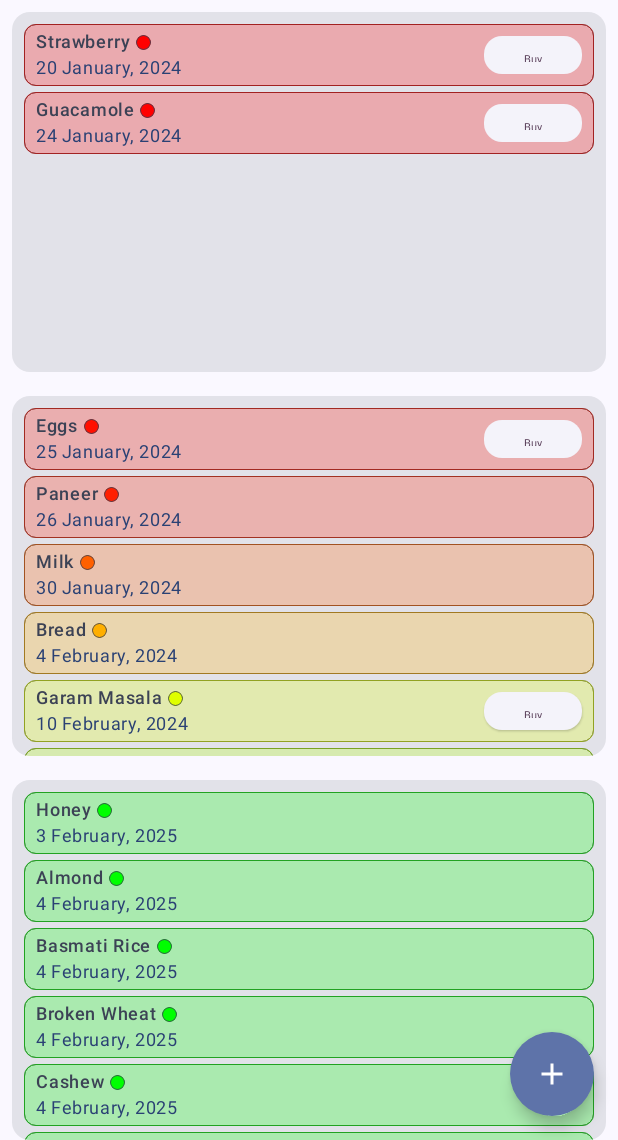
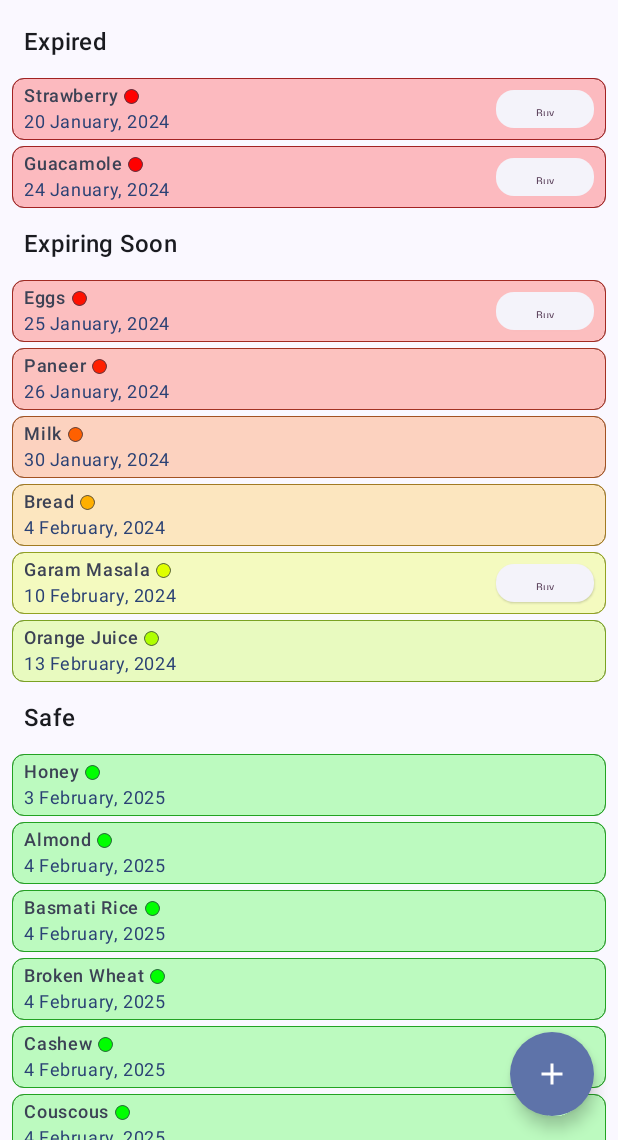
Before and after one commit to zocasa/ExpiryTracker, an Android app built with Jetpack Compose: the screen it shows after launch (MainActivity), on a phone screen of 412 x 824 dp, the part 96-1236 px from its top. Run offline under Robolectric (Android 15) with nearby library versions, the phone set to English and light mode, and no system bars.

```diff
--- a/app/src/main/java/com/example/expirytracker/MainActivity.kt
+++ b/app/src/main/java/com/example/expirytracker/MainActivity.kt
@@ -9,7 +9,6 @@ import androidx.compose.foundation.border
 import androidx.compose.foundation.layout.Arrangement
 import androidx.compose.foundation.layout.Box
 import androidx.compose.foundation.layout.Column
-import androidx.compose.foundation.layout.ExperimentalLayoutApi
 import androidx.compose.foundation.layout.PaddingValues
 import androidx.compose.foundation.layout.Row
 import androidx.compose.foundation.layout.Spacer
@@ -21,12 +20,9 @@ import androidx.compose.foundation.layout.size
 import androidx.compose.foundation.layout.width
 import androidx.compose.foundation.lazy.LazyColumn
 import androidx.compose.foundation.lazy.items
-import androidx.compose.foundation.rememberScrollState
 import androidx.compose.foundation.shape.CircleShape
-import androidx.compose.foundation.verticalScroll
 import androidx.compose.material.icons.Icons
 import androidx.compose.material.icons.filled.Add
-import androidx.compose.material3.Card
 import androidx.compose.material3.ElevatedButton
 import androidx.compose.material3.ExperimentalMaterial3Api
 import androidx.compose.material3.FloatingActionButton
@@ -91,16 +87,7 @@ fun App() {
                 topBar = { AppTopBar() },
                 floatingActionButton = { AddItemFloatingActionButton() }
             ) {
-                innerPadding ->
-                run {
-                    Column(
-                        modifier = Modifier
-                            .padding(innerPadding)
-                            .verticalScroll(rememberScrollState())
-                    ) {
-                        ItemList(SampleItemList.itemList, WARNING_DAYS, SAFE_DAYS)
-                    }
-                }
+                innerPadding -> ItemList(SampleItemList.itemList, WARNING_DAYS, SAFE_DAYS, innerPadding)
             }
         }
     }
@@ -133,7 +120,7 @@ fun AddItemFloatingActionButton() {
 }
 
 @Composable
-fun ItemList(itemInfoList: List<ItemInfo>, warningDays: Int, safeDays: Int) {
+fun ItemList(itemInfoList: List<ItemInfo>, warningDays: Int, safeDays: Int, innerPadding: PaddingValues) {
 //    val currentTime = LocalDate.now()
     val currentTime = LocalDate.of(2024, 1, 25)
 
@@ -146,27 +133,45 @@ fun ItemList(itemInfoList: List<ItemInfo>, warningDays: Int, safeDays: Int) {
     val expiringSoonItemList = getItemsBetweenDays(itemInfoList, 0, safeDays - 1L)
     val safeItemList = getItemsBetweenDays(itemInfoList, safeDays.toLong())
 
-    CategoryCard(expiredItemList)
-    CategoryCard(expiringSoonItemList)
-    CategoryCard(safeItemList)
-}
+    LazyColumn(
+        contentPadding = PaddingValues(8.dp),
+        verticalArrangement = Arrangement.spacedBy(4.dp),
+        modifier = Modifier.padding(innerPadding),
+    ) {
+        if (expiredItemList.isNotEmpty()) {
+            item {
+                Text(
+                    style = MaterialTheme.typography.titleMedium,
+                    text = "Expired",
+                    modifier = Modifier.padding(all = 8.dp)
+                )
+            }
 
-@OptIn(ExperimentalLayoutApi::class)
-@Composable
-fun CategoryCard(itemInfoList: List<ItemInfo>) {
-    if (itemInfoList.isNotEmpty()) {
-        Card(
-            modifier = Modifier
-                .fillMaxWidth()
-                .padding(all = 8.dp)
-        ) {
-            LazyColumn(
-                contentPadding = PaddingValues(8.dp),
-                verticalArrangement = Arrangement.spacedBy(4.dp),
-                modifier = Modifier.height(240.dp)
-            ) {
-                items(itemInfoList) { ItemInfoCard(it) }
+            items(expiredItemList) { ItemInfoCard(it) }
+        }
+
+        if (expiringSoonItemList.isNotEmpty()) {
+            item {
+                Text(
+                    style = MaterialTheme.typography.titleMedium,
+                    text = "Expiring Soon",
+                    modifier = Modifier.padding(all = 8.dp)
+                )
             }
+
+            items(expiringSoonItemList) { ItemInfoCard(it) }
+        }
+
+        if (safeItemList.isNotEmpty()) {
+            item {
+                Text(
+                    style = MaterialTheme.typography.titleMedium,
+                    text = "Safe",
+                    modifier = Modifier.padding(all = 8.dp)
+                )
+            }
+
+            items(safeItemList) { ItemInfoCard(it) }
         }
     }
 }
```
